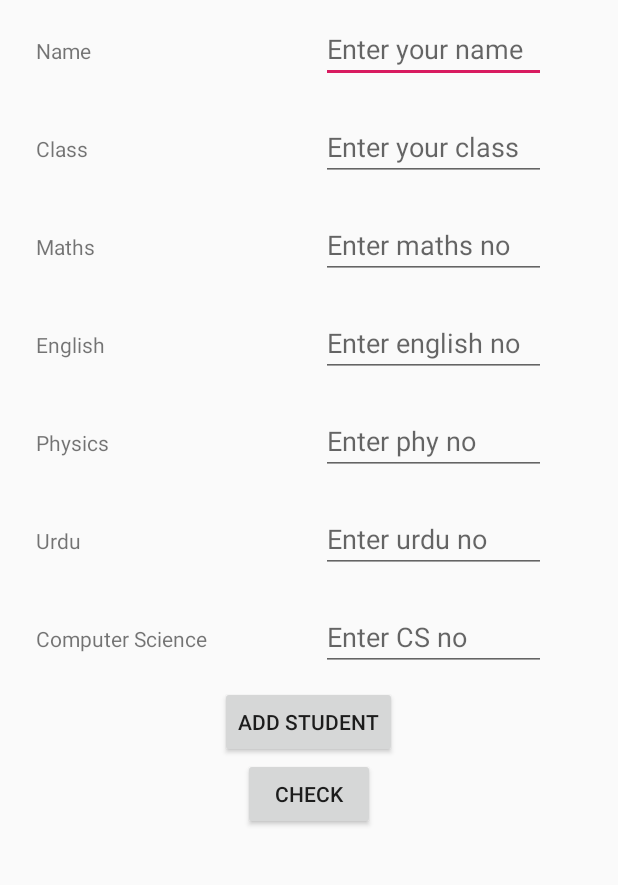
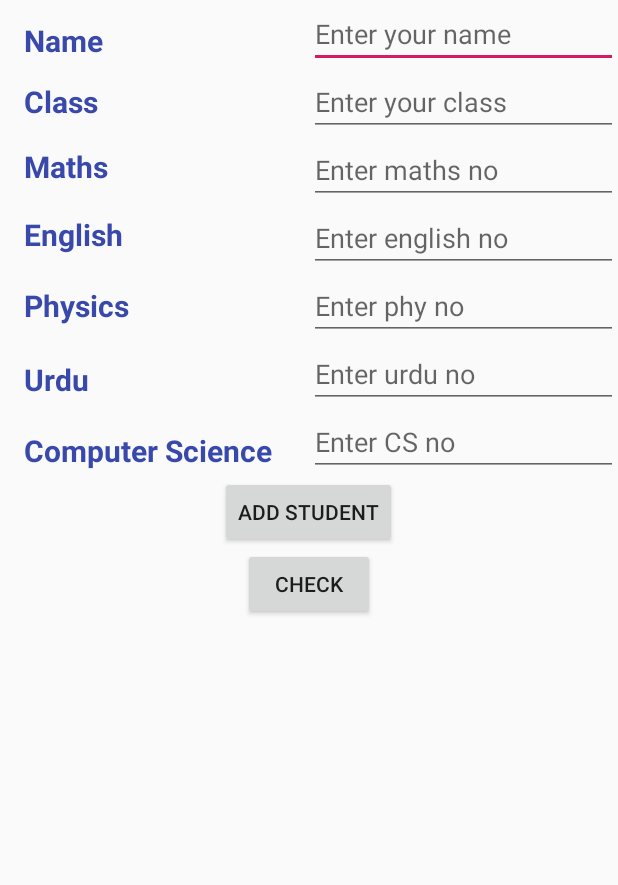
Before and after one commit to arsalanfakhar/Androidstudio, an Android app: the StoreGrades screen opened directly, with no data from a screen before it, on a phone screen of 412 x 824 dp, the part 171-1056 px from its top. Run offline under Robolectric (Android 15) with nearby library versions, the phone set to English and light mode, and no system bars.

Commit message:
Started working on Miwok app and updated some features in Report Card App

```diff
--- a/ReportCardApp/app/src/main/java/com/example/arsalan/reportcardapp/ReportCardAdapter.java
+++ b/ReportCardApp/app/src/main/java/com/example/arsalan/reportcardapp/ReportCardAdapter.java
@@ -21,7 +21,7 @@ public class ReportCardAdapter extends ArrayAdapter<ReportCard> {
     public View getView(int position, View convertView, ViewGroup parent) {
         // Check if an existing view is being reused, otherwise inflate the view
         View listItemView=convertView;
-        if(convertView==null){
+        if(listItemView==null){
             //Inflate View
             listItemView=LayoutInflater.from(getContext()).inflate(R.layout.list_item,parent,false);
         }
@@ -38,21 +38,20 @@ public class ReportCardAdapter extends ArrayAdapter<ReportCard> {
         TextView urduText=listItemView.findViewById(R.id.view_urdu_marks);
         TextView csText=listItemView.findViewById(R.id.view_CS_marks);
 
-        studentNum.setText(studentNum.getText().toString()+(position+1));
+        studentNum.setText("Student "+String.valueOf(position+1) );
+        nameText.setText("Name: "+currentReportCard.getmName());
 
-        nameText.setText(nameText.getText().toString()+currentReportCard.getmName());
+        classText.setText("Class: "+currentReportCard.getmClass());
 
-        classText.setText(classText.getText().toString()+currentReportCard.getmClass());
+        mathText.setText("Maths: "+currentReportCard.getmMathsGrade());
 
-        mathText.setText(mathText.getText().toString()+currentReportCard.getmMathsGrade());
+        engText.setText("Eng: "+currentReportCard.getmEngGrade());
 
-        engText.setText(engText.getText().toString()+currentReportCard.getmEngGrade());
+        phyText.setText("Phy: "+currentReportCard.getmPhyGrade());
 
-        phyText.setText(phyText.getText().toString()+currentReportCard.getmPhyGrade());
+        urduText.setText("Urdu: "+currentReportCard.getmUrduGrade());
 
-        urduText.setText(urduText.getText().toString()+currentReportCard.getmUrduGrade());
-
-        csText.setText(csText.getText().toString()+currentReportCard.getmCSGrade());
+        csText.setText("CS: "+currentReportCard.getmCSGrade());
 
         return listItemView;
     }
--- a/ReportCardApp/app/src/main/java/com/example/arsalan/reportcardapp/StoreGrades.java
+++ b/ReportCardApp/app/src/main/java/com/example/arsalan/reportcardapp/StoreGrades.java
@@ -11,18 +11,19 @@ import java.util.ArrayList;
 
 public class StoreGrades extends AppCompatActivity {
     final ReportCardList reportCardList=ReportCardList.getInstance();
+    TextView nameText,classText,mathText,engText,phyText,urduText,csText;
     @Override
     protected void onCreate(Bundle savedInstanceState) {
         super.onCreate(savedInstanceState);
         setContentView(R.layout.activity_store_grades);
 
-        final TextView nameText=findViewById(R.id.std_name);
-        final TextView classText=findViewById(R.id.std_class);
-        final TextView mathText=findViewById(R.id.std_subject1);
-        final TextView engText=findViewById(R.id.std_subject2);
-        final TextView phyText=findViewById(R.id.std_subject3);
-        final TextView urduText=findViewById(R.id.std_subject4);
-        final TextView csText=findViewById(R.id.std_subject5);
+         nameText=findViewById(R.id.std_name);
+         classText=findViewById(R.id.std_class);
+         mathText=findViewById(R.id.std_subject1);
+         engText=findViewById(R.id.std_subject2);
+         phyText=findViewById(R.id.std_subject3);
+         urduText=findViewById(R.id.std_subject4);
+         csText=findViewById(R.id.std_subject5);
 
 
 
@@ -32,11 +33,16 @@ public class StoreGrades extends AppCompatActivity {
         addStudent.setOnClickListener(new View.OnClickListener() {
             @Override
             public void onClick(View v) {
+                Toast.makeText(StoreGrades.this,nameText.getText().toString(),Toast.LENGTH_SHORT).show();
 
-                reportCardList.addStudent(new ReportCard(nameText.getText().toString(),Integer.parseInt(classText.getText().toString()) ,Integer.parseInt(mathText.getText().toString()) ,
-                        Integer.parseInt(engText.getText().toString()) ,Integer.parseInt(phyText.getText().toString()) ,
-                        Integer.parseInt(urduText.getText().toString()) ,Integer.parseInt(csText.getText().toString()) ));
-
+//                if(nameText.getText().toString()=="lala") {
+//                    Toast.makeText(StoreGrades.this,"Name or class cannot be left blank",Toast.LENGTH_SHORT).show();
+//                }
+//                else {
+//                    reportCardList.addStudent(new ReportCard(nameText.getText().toString(), Integer.parseInt(classText.getText().toString()), Integer.parseInt(mathText.getText().toString()),
+//                            Integer.parseInt(engText.getText().toString()), Integer.parseInt(phyText.getText().toString()),
+//                            Integer.parseInt(urduText.getText().toString()), Integer.parseInt(csText.getText().toString())));
+//                }
             }
 
         });
--- a/ReportCardApp/app/src/main/res/layout/activity_store_grades.xml
+++ b/ReportCardApp/app/src/main/res/layout/activity_store_grades.xml
@@ -6,10 +6,13 @@
     android:layout_height="match_parent"
     android:orientation="vertical"
     tools:context=".StoreGrades">
+
+
     <LinearLayout
         android:layout_width="match_parent"
-        android:layout_height="wrap_content"
+        android:layout_height="match_parent"
         android:orientation="vertical">
+
         <TextView
             android:layout_width="wrap_content"
             android:layout_height="wrap_content"
@@ -19,109 +22,119 @@
             android:textSize="28sp" />
 
         <LinearLayout
-            style="@style/SubjectLayout">
-            <TextView
-                style="@style/SubjectTextView"
-                android:text="Name"
-                />
-            <EditText
-                android:layout_width="150dp"
+            android:layout_width="match_parent"
+            android:layout_height="wrap_content"
+            android:orientation="horizontal">
+
+            <LinearLayout
+                android:layout_width="0dp"
                 android:layout_height="wrap_content"
-                android:hint="Enter your name"
-                android:id="@+id/std_name"/>
-        </LinearLayout>
-        <LinearLayout
-            style="@style/SubjectLayout">
-            <TextView
-                style="@style/SubjectTextView"
-                android:text="Class"/>
-            <EditText
-                android:layout_width="150dp"
+                android:layout_weight="1"
+                android:orientation="vertical">
+
+                <TextView
+                    style="@style/SubjectTextView"
+                    android:text="Name" />
+
+                <TextView
+                    style="@style/SubjectTextView"
+                    android:text="Class" />
+
+                <TextView
+                    style="@style/SubjectTextView"
+                    android:layout_marginTop="16dp"
+                    android:text="@string/subject1_name" />
+
+                <TextView
+                    style="@style/SubjectTextView"
+                    android:layout_marginTop="18dp"
+                    android:text="@string/subject2_name" />
+
+                <TextView
+                    style="@style/SubjectTextView"
+                    android:layout_marginTop="20dp"
+                    android:text="@string/subject3_name" />
+
+                <TextView
+                    style="@style/SubjectTextView"
+                    android:layout_marginTop="22dp"
+                    android:text="@string/subject4_name" />
+
+                <TextView
+                    style="@style/SubjectTextView"
+                    android:layout_marginTop="20dp"
+                    android:text="@string/subject5_name" />
+
+            </LinearLayout>
+
+            <LinearLayout
+                android:layout_width="0dp"
                 android:layout_height="wrap_content"
-                android:hint="Enter your class"
-                android:id="@+id/std_class"/>
+                android:layout_weight="1"
+                android:orientation="vertical">
+
+                <EditText
+                    android:id="@+id/std_name"
+                    android:layout_width="match_parent"
+                    android:layout_height="wrap_content"
+                    android:hint="Enter your name" />
+
+                <EditText
+                    android:id="@+id/std_class"
+                    android:layout_width="match_parent"
+                    android:layout_height="wrap_content"
+                    android:hint="Enter your class" />
+
+                <EditText
+                    android:id="@+id/std_subject1"
+                    android:layout_width="match_parent"
+
+                    android:layout_height="wrap_content"
+                    android:hint="Enter maths no" />
+
+                <EditText
+                    android:id="@+id/std_subject2"
+                    android:layout_width="match_parent"
+                    android:layout_height="wrap_content"
+                    android:hint="Enter english no" />
+
+                <EditText
+                    android:id="@+id/std_subject3"
+                    android:layout_width="match_parent"
+                    android:layout_height="wrap_content"
+                    android:hint="Enter phy no" />
+
+                <EditText
+                    android:id="@+id/std_subject4"
+                    android:layout_width="match_parent"
+                    android:layout_height="wrap_content"
+                    android:hint="Enter urdu no" />
+
+                <EditText
+                    android:id="@+id/std_subject5"
+
+                    android:layout_width="match_parent"
+                    android:layout_height="wrap_content"
+                    android:hint="Enter CS no" />
+
+
+            </LinearLayout>
         </LinearLayout>
 
 
-        <LinearLayout style="@style/SubjectLayout">
+        <Button
+            android:id="@+id/btn_addStudent"
+            android:layout_width="wrap_content"
+            android:layout_height="wrap_content"
+            android:layout_gravity="center_horizontal"
+            android:text="Add Student" />
 
-            <TextView
-                style="@style/SubjectTextView"
-                android:text="@string/subject1_name" />
-
-            <EditText
-                android:layout_width="150dp"
-                android:layout_height="wrap_content"
-
-                android:hint="Enter maths no"
-                android:id="@+id/std_subject1"/>
-        </LinearLayout>
-
-        <LinearLayout style="@style/SubjectLayout">
-
-            <TextView
-                style="@style/SubjectTextView"
-                android:text="@string/subject2_name" />
-
-            <EditText
-                android:layout_width="150dp"
-                android:layout_height="wrap_content"
-                android:hint="Enter english no"
-                android:id="@+id/std_subject2"/>
-        </LinearLayout>
-
-        <LinearLayout style="@style/SubjectLayout">
-
-            <TextView
-                style="@style/SubjectTextView"
-                android:text="@string/subject3_name" />
-
-            <EditText
-                android:layout_width="150dp"
-                android:layout_height="wrap_content"
-                android:hint="Enter phy no"
-                android:id="@+id/std_subject3"/>
-        </LinearLayout>
-
-        <LinearLayout style="@style/SubjectLayout">
-
-            <TextView
-                style="@style/SubjectTextView"
-                android:text="@string/subject4_name" />
-
-            <EditText
-                android:layout_width="150dp"
-                android:layout_height="wrap_content"
-                android:hint="Enter urdu no"
-                android:id="@+id/std_subject4"/>
-        </LinearLayout>
-
-        <LinearLayout style="@style/SubjectLayout">
-
-            <TextView
-                style="@style/SubjectTextView"
-                android:text="@string/subject5_name" />
-
-            <EditText
-                android:layout_width="150dp"
-
-                android:layout_height="wrap_content"
-                android:hint="Enter CS no"
-                android:id="@+id/std_subject5"/>
-        </LinearLayout>
         <Button
             android:layout_width="wrap_content"
             android:layout_height="wrap_content"
             android:layout_gravity="center_horizontal"
-            android:text="Add Student"
-            android:id="@+id/btn_addStudent"
-            />
-        <Button
-            android:layout_width="wrap_content"
-            android:layout_height="wrap_content"
-            android:text="check"
             android:onClick="checkInput"
-            android:layout_gravity="center_horizontal"/>
+            android:text="check" />
     </LinearLayout>
 
 
--- a/ReportCardApp/app/src/main/res/layout/list_item.xml
+++ b/ReportCardApp/app/src/main/res/layout/list_item.xml
@@ -18,45 +18,58 @@
     <TextView
         android:layout_width="wrap_content"
         android:layout_height="wrap_content"
-        android:text="Name"
+        android:textSize="18sp"
+        android:layout_marginLeft="16dp"
+        tools:text="Name"
         android:id="@+id/view_name"
         />
     <TextView
         android:layout_width="wrap_content"
         android:layout_height="wrap_content"
         android:text="Class"
+        android:textSize="18sp"
+        android:layout_marginLeft="16dp"
         android:id="@+id/view_class"
         />
     <TextView
         android:layout_width="wrap_content"
         android:layout_height="wrap_content"
         android:text="Maths"
+        android:textSize="18sp"
+        android:layout_marginLeft="16dp"
         android:id="@+id/view_math_marks"
         />
     <TextView
         android:layout_width="wrap_content"
         android:layout_height="wrap_content"
         android:text="Eng"
+        android:textSize="18sp"
+        android:layout_marginLeft="16dp"
         android:id="@+id/view_eng_marks"
         />
     <TextView
         android:layout_width="wrap_content"
         android:layout_height="wrap_content"
         android:text="Phy"
+        android:textSize="18sp"
+        android:layout_marginLeft="16dp"
         android:id="@+id/view_phy_marks"
         />
     <TextView
         android:layout_width="wrap_content"
         android:layout_height="wrap_content"
         android:text="Urdu"
+        android:textSize="18sp"
+        android:layout_marginLeft="16dp"
         android:id="@+id/view_urdu_marks"
         />
     <TextView
         android:layout_width="wrap_content"
         android:layout_height="wrap_content"
         android:text="CS"
-        android:id="@+id/view_CS_marks"
-        />
+        android:textSize="18sp"
+        android:layout_marginLeft="16dp"
+        android:id="@+id/view_CS_marks" />
     <!--<TextView
         android:layout_width="wrap_content"
         android:layout_height="wrap_content"
--- a/ReportCardApp/app/src/main/res/values/styles.xml
+++ b/ReportCardApp/app/src/main/res/values/styles.xml
@@ -15,21 +15,15 @@
         <item name="android:layout_gravity">center_horizontal</item>
         <item name="android:layout_marginTop">10dp</item>
     </style>
-    <!--Subject layout style-->
-    <style name="SubjectLayout">
-        <item name="android:layout_width">match_parent</item>
+
+    <style name="SubjectTextView">
+        <item name="android:layout_width">wrap_content</item>
         <item name="android:layout_height">wrap_content</item>
-        <item name="android:orientation">horizontal</item>
-        <item name="android:paddingLeft">24dp</item>
-        <item name="android:paddingTop">10dp</item>
-        <item name="android:paddingBottom">10dp</item>
-
-    </style>
-    <style name="SubjectTextView">
-        <item name="android:layout_width">120dp</item>
-        <item name="android:layout_height">wrap_content</item>
-        <item name="android:layout_marginRight">70dp</item>
-
+        <item name="android:paddingLeft">16dp</item>
+        <item name="android:layout_marginTop">13dp</item>
+        <item name="android:textSize">20sp</item>
+        <item name="android:textStyle">bold</item>
+        <item name="android:textColor">#3949ab</item>
     </style>
 
 </resources>
```
Also changed, not shown: 2 other files.
